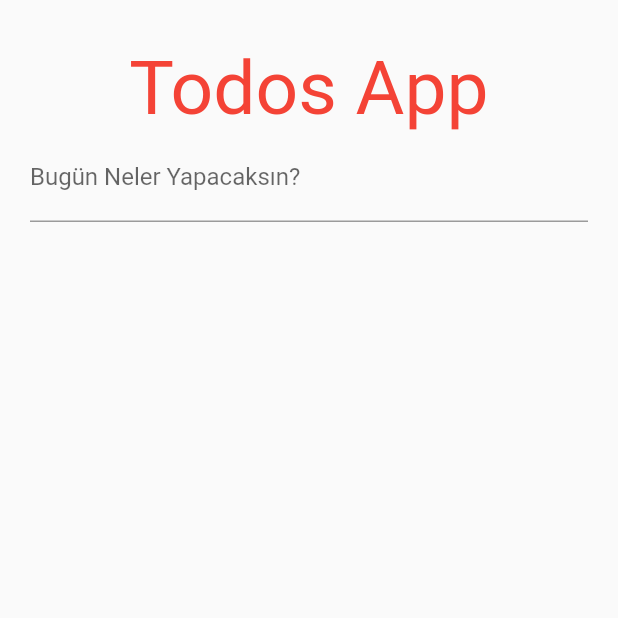
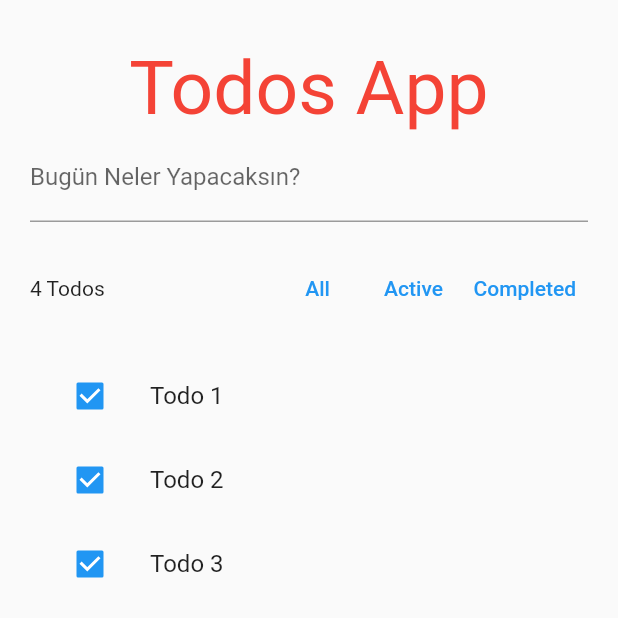
Before and after one commit to evasoft2020/to_dos, a Flutter app: the screen it shows after launch, on a phone screen of 412 x 824 dp, the top half of it. Run offline on Flutter 3.47's test engine with Material 2 defaults, Android fonts, the phone set to English and light mode, and no system bars.

Commit message:
todo_list_manager added

```diff
--- /dev/null
+++ b/lib/models/todo_model.dart
@@ -0,0 +1,8 @@
+class TodoModel {
+  final String id;
+  final String description;
+  final bool completed;
+
+  TodoModel(
+      {required this.id, required this.description, this.completed = false});
+}
--- a/lib/view/todo_app.dart
+++ b/lib/view/todo_app.dart
@@ -1,9 +1,18 @@
 import 'package:flutter/material.dart';
+import 'package:to_do/models/todo_model.dart';
 import 'package:to_do/widgets/title_widget.dart';
+import 'package:to_do/widgets/todo_list_item_widget.dart';
+import 'package:to_do/widgets/toolbar_widget.dart';
+import 'package:uuid/uuid.dart';
 
 class TodoApp extends StatelessWidget {
   TodoApp({Key? key}) : super(key: key);
   final newTodoController = TextEditingController();
+  List<TodoModel> allTodos = [
+    TodoModel(id: const Uuid().v4(), description: 'Todo 1'),
+    TodoModel(id: const Uuid().v4(), description: 'Todo 2'),
+    TodoModel(id: const Uuid().v4(), description: 'Todo 3')
+  ];
 
   @override
   Widget build(BuildContext context) {
@@ -19,6 +28,14 @@ class TodoApp extends StatelessWidget {
             controller: newTodoController,
             decoration: InputDecoration(labelText: 'Bugün Neler Yapacaksın?'),
           ),
+          SizedBox(height: 20),
+          ToolBarWidget(),
+          SizedBox(height: 20),
+          for (var i = 0; i < allTodos.length; i++)
+            Dismissible(
+                key: ValueKey(allTodos[i].id),
+                onDismissed: (_) {},
+                child: TodoListItemWidget(item: allTodos[i])),
         ],
       ),
     );
--- /dev/null
+++ b/lib/widgets/todo_list_item_widget.dart
@@ -0,0 +1,20 @@
+import 'package:flutter/material.dart';
+import 'package:to_do/models/todo_model.dart';
+
+class TodoListItemWidget extends StatelessWidget {
+  final TodoModel item;
+  const TodoListItemWidget({Key? key, required this.item}) : super(key: key);
+
+  @override
+  Widget build(BuildContext context) {
+    return ListTile(
+      leading: Checkbox(
+        value: true,
+        onChanged: (value) {
+          debugPrint(value.toString());
+        },
+      ),
+      title: Text(item.description),
+    );
+  }
+}
--- a/lib/widgets/toolbar_widget.dart
+++ b/lib/widgets/toolbar_widget.dart
@@ -5,6 +5,34 @@ class ToolBarWidget extends StatelessWidget {
 
   @override
   Widget build(BuildContext context) {
-    return Container();
+    return Row(
+      mainAxisAlignment: MainAxisAlignment.spaceBetween,
+      children: [
+        Expanded(
+          child: Text('4 Todos'),
+        ),
+        Tooltip(
+          message: 'All Todos',
+          child: TextButton(
+            onPressed: () {},
+            child: Text('All'),
+          ),
+        ),
+        Tooltip(
+          message: 'Active Todos',
+          child: TextButton(
+            onPressed: () {},
+            child: Text('Active'),
+          ),
+        ),
+        Tooltip(
+          message: 'Completed Todos',
+          child: TextButton(
+            onPressed: () {},
+            child: Text('Completed'),
+          ),
+        )
+      ],
+    );
   }
 }
--- a/pubspec.yaml
+++ b/pubspec.yaml
@@ -34,6 +34,7 @@ dependencies:
   # The following adds the Cupertino Icons font to your application.
   # Use with the CupertinoIcons class for iOS style icons.
   cupertino_icons: ^1.0.2
+  uuid: ^3.0.6
 
 dev_dependencies:
   flutter_test:
```
Also changed, not shown: lib/providers/todo_list_manager.dart (added), pubspec.lock.
